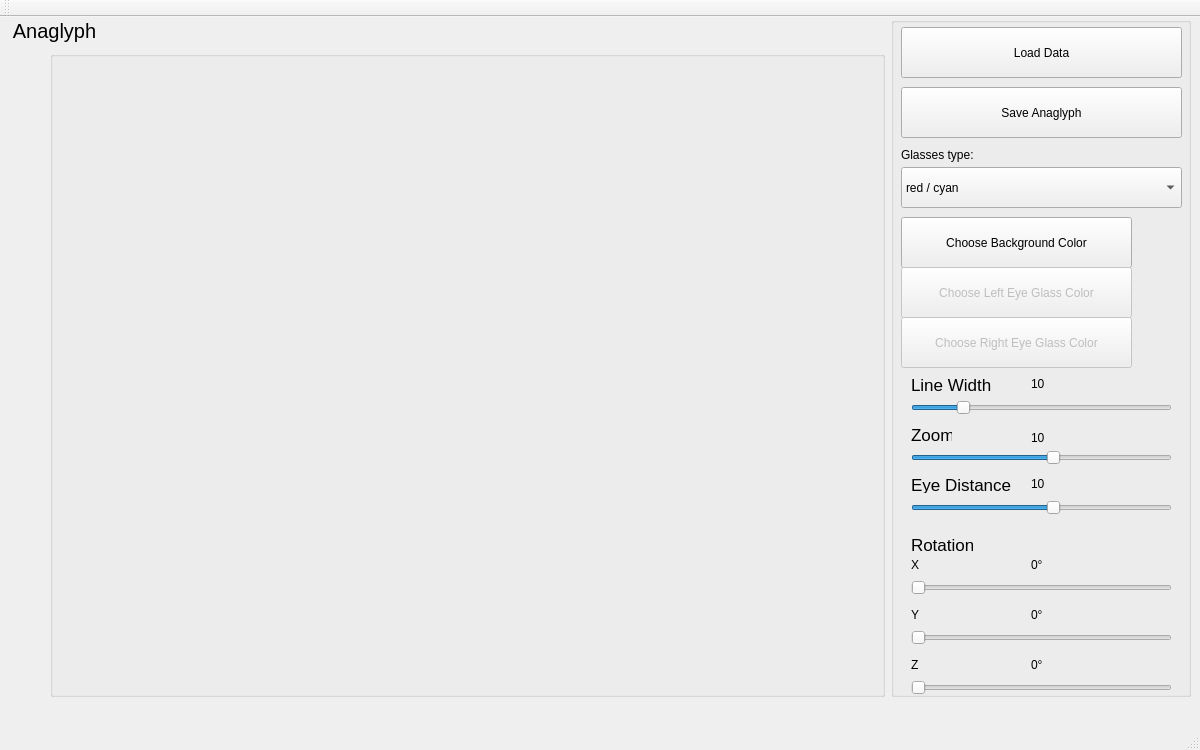
Qt form Qt-Anaglyph/mainwindow.ui (wrutkowski/Qt-Anaglyph) before a commit.
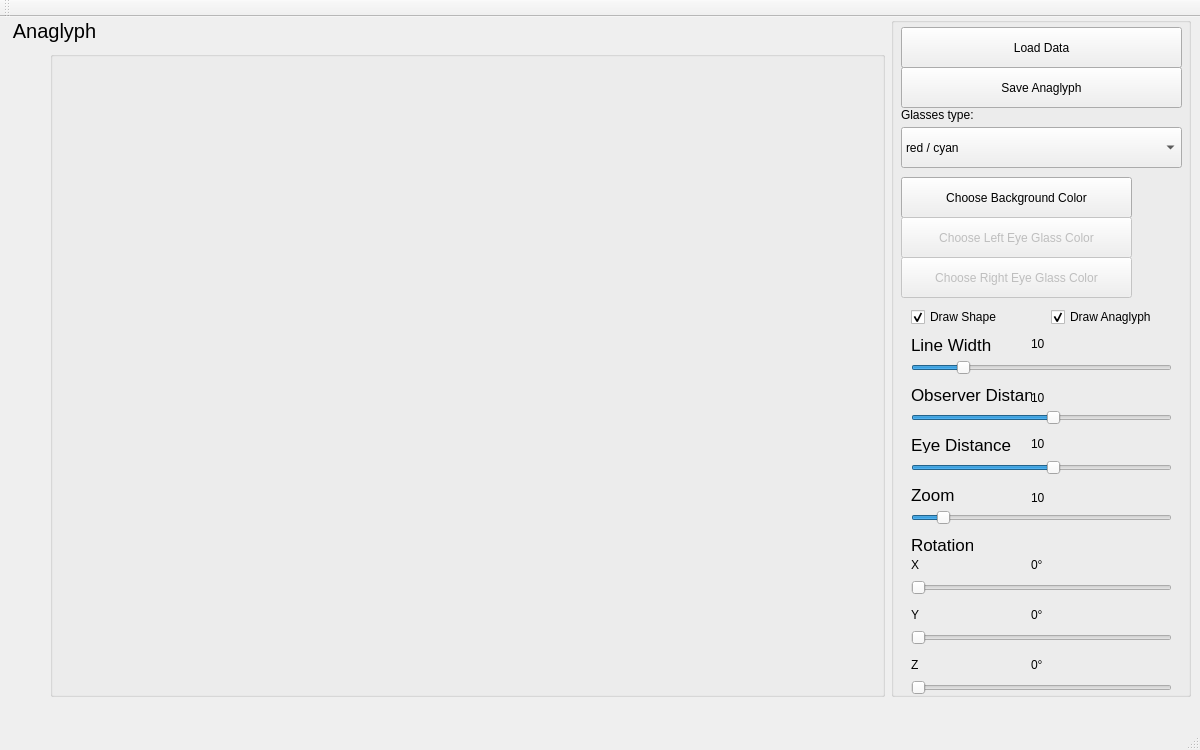
The same form after that commit.

Commit message: Added separate zoom, drawing shape and anaglyph, drawing axis, improvements in UI

Patch:
```diff
--- a/Qt-Anaglyph/mainwindow.ui
+++ b/Qt-Anaglyph/mainwindow.ui
@@ -112,7 +112,7 @@
           <x>10</x>
           <y>10</y>
           <width>281</width>
-          <height>51</height>
+          <height>41</height>
          </rect>
         </property>
         <property name="text">
@@ -123,7 +123,7 @@
         <property name="geometry">
          <rect>
           <x>10</x>
-          <y>150</y>
+          <y>110</y>
           <width>281</width>
           <height>41</height>
          </rect>
@@ -156,7 +156,7 @@
         <property name="geometry">
          <rect>
           <x>10</x>
-          <y>130</y>
+          <y>90</y>
           <width>101</width>
           <height>16</height>
          </rect>
@@ -172,9 +172,9 @@
         <property name="geometry">
          <rect>
           <x>10</x>
-          <y>200</y>
+          <y>160</y>
           <width>231</width>
-          <height>51</height>
+          <height>41</height>
          </rect>
         </property>
         <property name="text">
@@ -255,9 +255,9 @@
         <property name="geometry">
          <rect>
           <x>250</x>
-          <y>210</y>
-          <width>31</width>
-          <height>31</height>
+          <y>170</y>
+          <width>21</width>
+          <height>21</height>
          </rect>
         </property>
         <property name="text">
@@ -369,9 +369,9 @@
         <property name="geometry">
          <rect>
           <x>10</x>
-          <y>70</y>
+          <y>50</y>
           <width>281</width>
-          <height>51</height>
+          <height>41</height>
          </rect>
         </property>
         <property name="text">
@@ -385,9 +385,9 @@
         <property name="geometry">
          <rect>
           <x>250</x>
-          <y>260</y>
-          <width>31</width>
-          <height>31</height>
+          <y>210</y>
+          <width>21</width>
+          <height>21</height>
          </rect>
         </property>
         <property name="text">
@@ -401,9 +401,9 @@
         <property name="geometry">
          <rect>
           <x>10</x>
-          <y>250</y>
+          <y>200</y>
           <width>231</width>
-          <height>51</height>
+          <height>41</height>
          </rect>
         </property>
         <property name="text">
@@ -417,9 +417,9 @@
         <property name="geometry">
          <rect>
           <x>250</x>
-          <y>310</y>
-          <width>31</width>
-          <height>31</height>
+          <y>250</y>
+          <width>21</width>
+          <height>21</height>
          </rect>
         </property>
         <property name="text">
@@ -433,9 +433,9 @@
         <property name="geometry">
          <rect>
           <x>10</x>
-          <y>300</y>
+          <y>240</y>
           <width>231</width>
-          <height>51</height>
+          <height>41</height>
          </rect>
         </property>
         <property name="text">
@@ -446,7 +446,7 @@
         <property name="geometry">
          <rect>
           <x>20</x>
-          <y>430</y>
+          <y>390</y>
           <width>261</width>
           <height>22</height>
          </rect>
@@ -468,8 +468,8 @@
         <property name="geometry">
          <rect>
           <x>20</x>
-          <y>410</y>
-          <width>41</width>
+          <y>370</y>
+          <width>121</width>
           <height>16</height>
          </rect>
         </property>
@@ -479,15 +479,15 @@
          </font>
         </property>
         <property name="text">
-         <string>Zoom</string>
+         <string>Observer Distance</string>
         </property>
        </widget>
-       <widget class="QLabel" name="labelZoom">
+       <widget class="QLabel" name="labelObserverDistance">
         <property name="geometry">
          <rect>
           <x>140</x>
-          <y>410</y>
-          <width>21</width>
+          <y>370</y>
+          <width>31</width>
           <height>21</height>
          </rect>
         </property>
@@ -499,7 +499,7 @@
         <property name="geometry">
          <rect>
           <x>20</x>
-          <y>460</y>
+          <y>420</y>
           <width>101</width>
           <height>16</height>
          </rect>
@@ -517,7 +517,7 @@
         <property name="geometry">
          <rect>
           <x>20</x>
-          <y>480</y>
+          <y>440</y>
           <width>261</width>
           <height>22</height>
          </rect>
@@ -539,7 +539,7 @@
         <property name="geometry">
          <rect>
           <x>140</x>
-          <y>460</y>
+          <y>420</y>
           <width>46</width>
           <height>13</height>
          </rect>
@@ -552,7 +552,7 @@
         <property name="geometry">
          <rect>
           <x>20</x>
-          <y>360</y>
+          <y>320</y>
           <width>81</width>
           <height>16</height>
          </rect>
@@ -570,7 +570,7 @@
         <property name="geometry">
          <rect>
           <x>140</x>
-          <y>360</y>
+          <y>320</y>
           <width>46</width>
           <height>13</height>
          </rect>
@@ -583,7 +583,7 @@
         <property name="geometry">
          <rect>
           <x>20</x>
-          <y>380</y>
+          <y>340</y>
           <width>261</width>
           <height>22</height>
          </rect>
@@ -601,6 +601,91 @@
          <enum>Qt::Horizontal</enum>
         </property>
        </widget>
+       <widget class="QLabel" name="label_9">
+        <property name="geometry">
+         <rect>
+          <x>20</x>
+          <y>470</y>
+          <width>121</width>
+          <height>16</height>
+         </rect>
+        </property>
+        <property name="font">
+         <font>
+          <pointsize>13</pointsize>
+         </font>
+        </property>
+        <property name="text">
+         <string>Zoom</string>
+        </property>
+       </widget>
+       <widget class="QLabel" name="labelZoom">
+        <property name="geometry">
+         <rect>
+          <x>140</x>
+          <y>470</y>
+          <width>31</width>
+          <height>21</height>
+         </rect>
+        </property>
+        <property name="text">
+         <string>10</string>
+        </property>
+       </widget>
+       <widget class="QSlider" name="sliderZoom">
+        <property name="geometry">
+         <rect>
+          <x>20</x>
+          <y>490</y>
+          <width>261</width>
+          <height>22</height>
+         </rect>
+        </property>
+        <property name="minimum">
+         <number>0</number>
+        </property>
+        <property name="maximum">
+         <number>100</number>
+        </property>
+        <property name="value">
+         <number>10</number>
+        </property>
+        <property name="orientation">
+         <enum>Qt::Horizontal</enum>
+        </property>
+       </widget>
+       <widget class="QCheckBox" name="checkBoxShape">
+        <property name="geometry">
+         <rect>
+          <x>20</x>
+          <y>290</y>
+          <width>111</width>
+          <height>20</height>
+         </rect>
+        </property>
+        <property name="text">
+         <string>Draw Shape</string>
+        </property>
+        <property name="checked">
+         <bool>true</bool>
+        </property>
+       </widget>
+       <widget class="QCheckBox" name="checkBoxAnaglyph">
+        <property name="geometry">
+         <rect>
+          <x>160</x>
+          <y>290</y>
+          <width>111</width>
+          <height>20</height>
+         </rect>
+        </property>
+        <property name="text">
+         <string>Draw Anaglyph</string>
+        </property>
+        <property name="checked">
+         <bool>true</bool>
+        </property>
+       </widget>
       </widget>
      </item>
     </layout>
```
Left out of the diff: 23 changed lines with no effect on the pictures. The commit also changes 6 other files.
